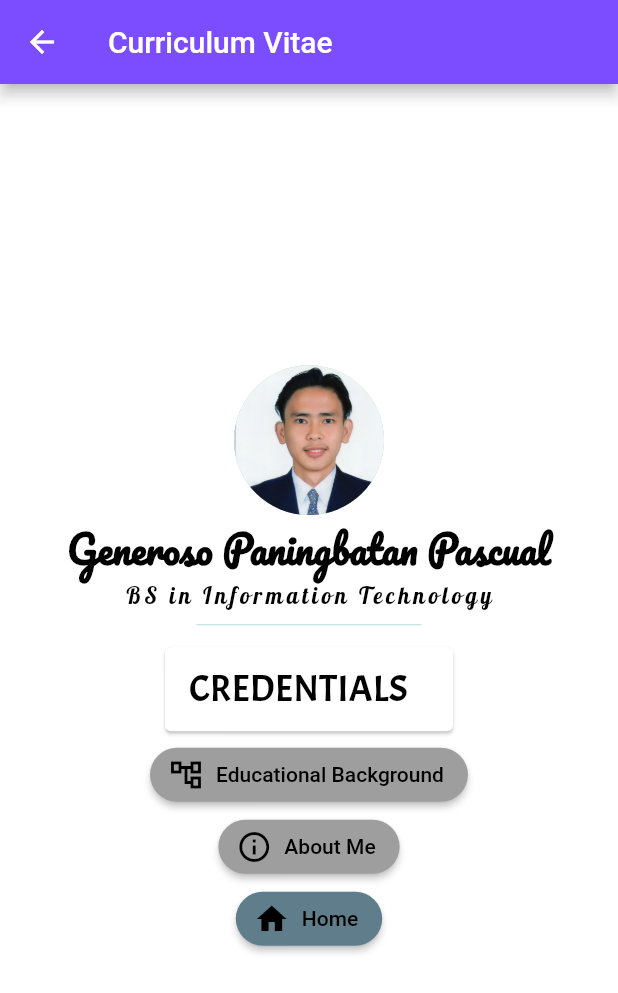
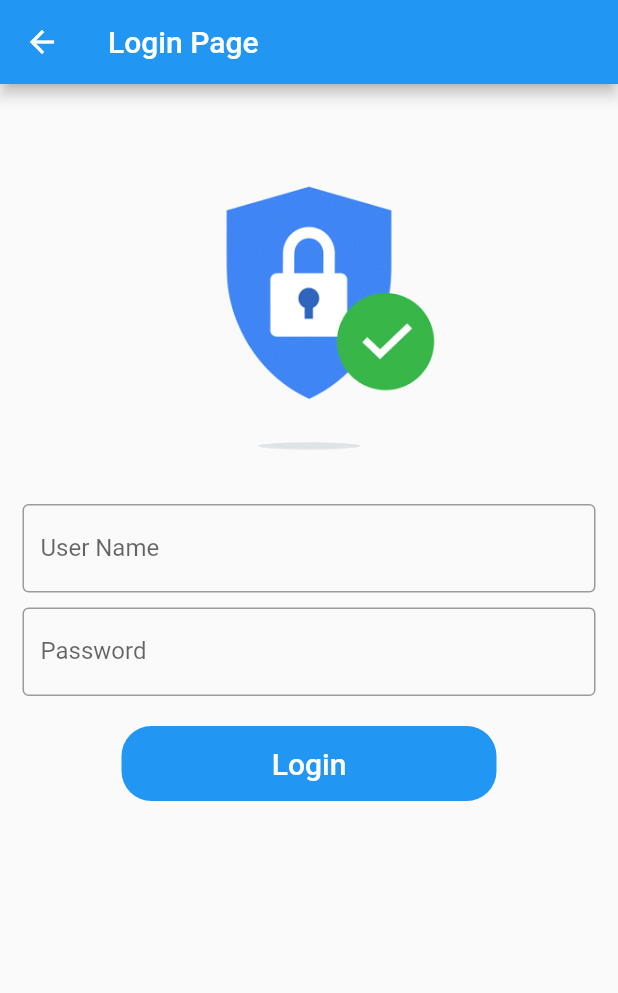
Before and after one commit to pascual200128/curriculumvitae, a Flutter app: the screen it shows after launch, after a tap on "Proceed", on a phone screen of 412 x 824 dp. Shown: the top 993 px of the screen. Run offline on Flutter 3.47's test engine with Material 2 defaults, Android fonts, the phone set to English and light mode, and no system bars; project files that could hold a hidden picture were left out.

Commit message:
New Update

```diff
--- a/lib/main.dart
+++ b/lib/main.dart
@@ -9,7 +9,7 @@ void main(){
       '/second': (context) => SecondRoute(),
       '/third': (context) => const ThirdRoute(),
       '/fourth': (context) => const FourthRoute(),
-
+      '/fifth' : (context) => const LoginForm(),
     },
   )); //MaterialApp
 }
@@ -57,7 +57,7 @@ class _MainPageState extends StatelessWidget {
                           child: MaterialButton(
                               minWidth: double.infinity,
                               onPressed: () {
-                                Navigator.pushNamed(context, '/second');
+                                Navigator.pushNamed(context, '/fifth');
                               },
                               color: Colors.purpleAccent,
                               textColor: Colors.black,
@@ -73,7 +73,109 @@ class _MainPageState extends StatelessWidget {
       );
 }
 
+class LoginForm extends StatefulWidget {
+  const LoginForm({Key? key}) : super(key: key);
 
+  @override
+  _LoginFormState createState() => _LoginFormState();
+}
+class _LoginFormState extends State<LoginForm> {
+  TextEditingController uname = TextEditingController();
+  TextEditingController upaswd = TextEditingController();
+
+  @override
+  Widget build(BuildContext context) {
+    return Scaffold(
+      appBar: AppBar(
+        title: Text('Login Page'),
+      ),
+      body: SingleChildScrollView(
+        child: Column(
+          children: [
+            // Login Image
+            Padding(
+              padding: const EdgeInsets.only(top: 60.0),
+              child: Center(
+                child: Container(
+                  width: 400,
+                  height: 200,
+                  child: Image.asset(
+                    'assets/images/secured.gif',
+                    fit: BoxFit.cover,
+                  ),
+                ),
+              ),
+            ),
+
+            //Edit Text
+            SizedBox(height: 20.0),
+
+            Padding(
+              padding: EdgeInsets.symmetric(horizontal: 15.0),
+              child: TextField(
+                controller: uname,
+                decoration: InputDecoration(
+                    border: OutlineInputBorder(),
+                    labelText: 'User Name',
+                    hintText: 'Please Enter User Name'),
+              ),
+            ),
+
+            SizedBox(height: 10.0),
+
+            Padding(
+              padding: EdgeInsets.symmetric(horizontal: 15.0),
+              child: TextField(
+                controller: upaswd,
+                obscureText: true,
+                decoration: InputDecoration(
+                    border: OutlineInputBorder(),
+                    labelText: 'Password',
+                    hintText: 'Please Enter Password'),
+              ),
+            ),
+
+            SizedBox(height: 20.0),
+
+            Container(
+              height: 50,
+              width: 250,
+              decoration: BoxDecoration(
+                  color: Colors.blue,
+                  borderRadius: BorderRadius.circular(20.0)),
+              child: TextButton(
+                child: Text(
+                  'Login',
+                  style: TextStyle(color: Colors.white, fontSize: 20.0),
+                ),
+                onPressed: () {
+
+
+                  String _name = uname.text.toString().trim();
+                  String _paswd = upaswd.text.toString();
+
+                  if (_name.isEmpty) {
+                    print('Please Enter User Name');
+
+                  } else if (_paswd.isEmpty) {
+                    print('Please Enter Password');
+
+                  } else {
+                    if (_name == 'admin' && _paswd == 'admin') {
+                      Navigator.pushNamed(context, '/second');
+                    } else {
+                      print('Login Fail');
+                    }
+                  }
+                },
+              ),
+            ),
+          ],
+        ),
+      ),
+    );
+  }
+}
 
 // ignore: must_be_immutable
 class SecondRoute extends StatefulWidget {
--- a/pubspec.yaml
+++ b/pubspec.yaml
@@ -32,7 +32,7 @@ flutter:
     - images/logo.png
     - images/philcst.jpg
     - images/home.gif
-
+    - assets/images/secured.gif
   fonts:
     - family: Pacifico
       fonts:
```
Also changed, not shown: assets/images/secured.gif (added), 1 other file.
